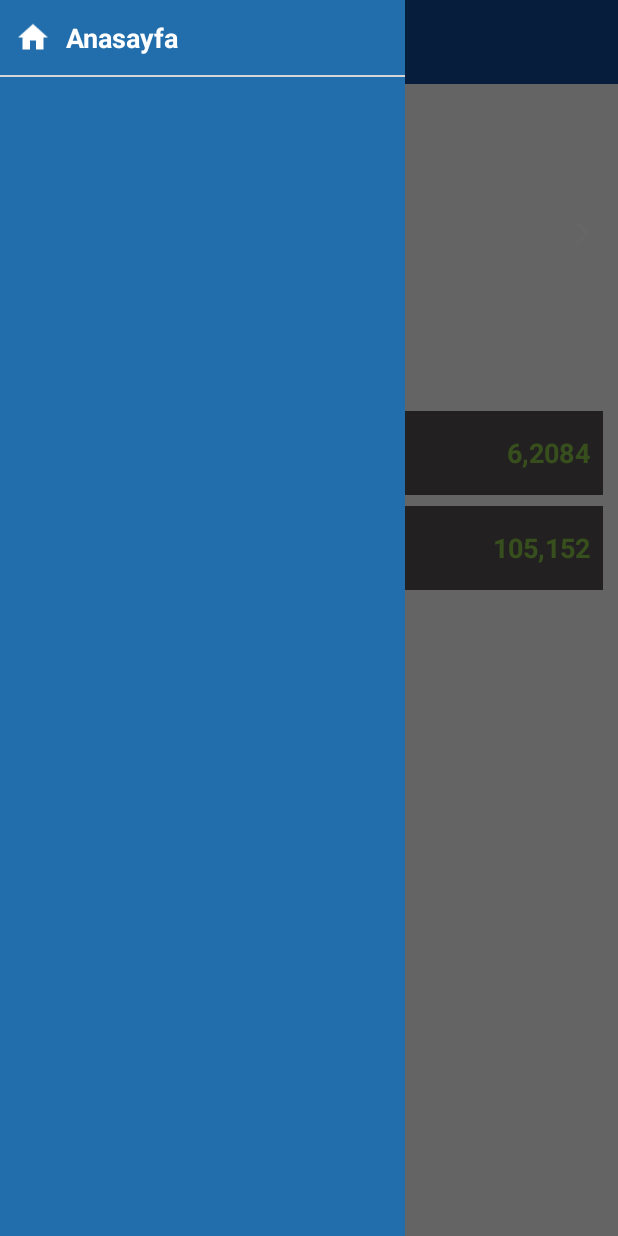
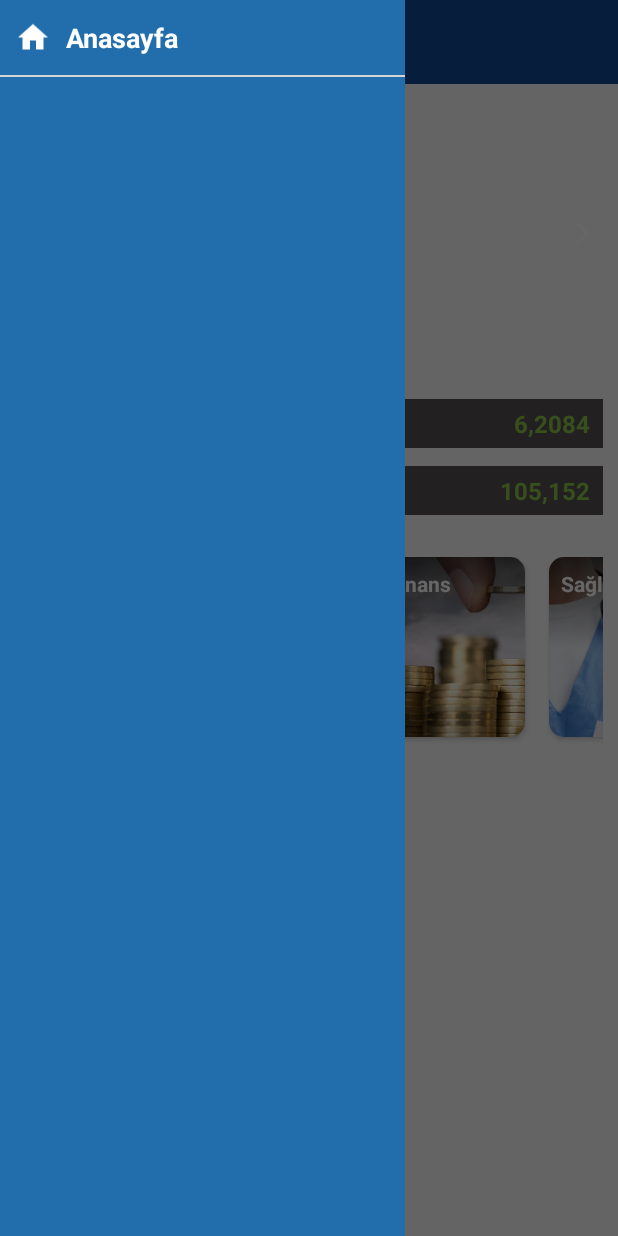
Before and after one commit to FiratGURGUR/HaberinVarmi, an Android app: the screen it shows after launch (MainActivity), with the side drawer open, on a phone screen of 412 x 824 dp. Run offline under Robolectric (Android 15) with nearby library versions, the phone set to English and light mode, and no system bars; libraries missing offline, so code that uses them is left out: com.synnapps.carouselview; plain views replace CarouselView; 6 statements that could not run were skipped.

Commit message:
Kategori için recycle dinamik yapıda menü eklendi.

```diff
--- a/app/build.gradle
+++ b/app/build.gradle
@@ -33,4 +33,6 @@ dependencies {
 
     implementation 'com.squareup.picasso:picasso:2.71828'
     implementation  'com.synnapps:carouselview:0.1.5'
+    implementation 'androidx.recyclerview:recyclerview:1.0.0'
+    implementation 'androidx.cardview:cardview:1.0.0'
 }
--- /dev/null
+++ b/app/src/main/java/com/gurgur/haberinvarmi/FragmentKategori.java
@@ -0,0 +1,56 @@
+package com.gurgur.haberinvarmi;
+
+import android.os.Bundle;
+import android.view.LayoutInflater;
+import android.view.View;
+import android.view.ViewGroup;
+
+import androidx.annotation.NonNull;
+import androidx.annotation.Nullable;
+import androidx.fragment.app.Fragment;
+import androidx.recyclerview.widget.DefaultItemAnimator;
+import androidx.recyclerview.widget.LinearLayoutManager;
+import androidx.recyclerview.widget.RecyclerView;
+
+import java.util.ArrayList;
+import java.util.List;
+
+public class FragmentKategori extends Fragment {
+
+    RecyclerView recyclerView;
+    KategoriAdapter userAdapter;
+    List<KategoriModel> userModelList;
+
+    @Nullable
+    @Override
+    public View onCreateView(@NonNull LayoutInflater inflater, @Nullable ViewGroup container, @Nullable Bundle savedInstanceState) {
+        View view = inflater.inflate(R.layout.fragment_kategori,container,false);
+
+        recyclerView = view.findViewById(R.id.recycle_kategori);
+        userModelList = new ArrayList<>();
+
+
+        userModelList.add(new KategoriModel(R.drawable.kategori_gundem,"Gündem"));
+        userModelList.add(new KategoriModel(R.drawable.kategori_spor,"Spor"));
+        userModelList.add(new KategoriModel(R.drawable.kategori_finans,"Finans"));
+        userModelList.add(new KategoriModel(R.drawable.kategori_saglik,"Sağlık"));
+        userModelList.add(new KategoriModel(R.drawable.kategori_dunya,"Dünya"));
+        userModelList.add(new KategoriModel(R.drawable.kategori_sondakika,"Son Dakika"));
+
+        userAdapter =new KategoriAdapter(userModelList,getActivity());
+
+
+        LinearLayoutManager linearLayoutManager = new LinearLayoutManager(getActivity());
+        linearLayoutManager.setOrientation(LinearLayoutManager.HORIZONTAL);
+        linearLayoutManager.scrollToPosition(0);
+        recyclerView.setLayoutManager(linearLayoutManager);
+
+        recyclerView.setHasFixedSize(true);
+        recyclerView.setAdapter(userAdapter);
+        recyclerView.setItemAnimator(new DefaultItemAnimator());
+
+
+
+        return view;
+    }
+}
--- /dev/null
+++ b/app/src/main/java/com/gurgur/haberinvarmi/KategoriAdapter.java
@@ -0,0 +1,75 @@
+package com.gurgur.haberinvarmi;
+
+import android.content.Context;
+import android.view.LayoutInflater;
+import android.view.View;
+import android.view.ViewGroup;
+import android.widget.ImageView;
+import android.widget.TextView;
+
+import androidx.annotation.NonNull;
+import androidx.recyclerview.widget.RecyclerView;
+
+import com.bumptech.glide.Glide;
+
+import java.util.List;
+
+public class KategoriAdapter  extends RecyclerView.Adapter<KategoriAdapter.ViewHolder> {
+
+    public static class ViewHolder extends RecyclerView.ViewHolder
+    {
+        public TextView kategoriadi;
+        public ImageView kategoriresmi;
+
+
+        public ViewHolder(@NonNull View itemView) {
+            super(itemView);
+            kategoriadi = itemView.findViewById(R.id.textView11);
+            kategoriresmi = itemView.findViewById(R.id.imageView3);
+
+        }
+    }
+
+    private List<KategoriModel> user_list;
+    private Context context;
+
+    KategoriAdapter(List<KategoriModel> user_list, Context context){
+        this.user_list = user_list;
+        this.context = context;
+    }
+
+    @NonNull
+    @Override
+    public KategoriAdapter.ViewHolder onCreateViewHolder(@NonNull ViewGroup parent, int viewType) {
+
+        View vr = LayoutInflater.from(parent.getContext()).inflate(R.layout.kategori_item,parent,false);
+        final  ViewHolder view_holder = new ViewHolder(vr);
+
+
+
+        return view_holder;
+    }
+
+    @Override
+    public void onBindViewHolder(@NonNull ViewHolder holder, int position) {
+
+        holder.kategoriadi.setText(user_list.get(position).getKategoriBaslik());
+
+        Glide.with(context)
+        .load(user_list.get(position).getKategoriResim())
+                .into(holder.kategoriresmi);
+
+
+
+
+    }
+
+    @Override
+    public int getItemCount() {
+        return user_list.size();
+    }
+
+
+
+
+}
--- /dev/null
+++ b/app/src/main/java/com/gurgur/haberinvarmi/KategoriModel.java
@@ -0,0 +1,29 @@
+package com.gurgur.haberinvarmi;
+
+public class KategoriModel {
+
+    private int KategoriResim;
+    private String KategoriBaslik;
+
+
+    public KategoriModel(int kategoriResim, String kategoriBaslik) {
+        KategoriResim = kategoriResim;
+        KategoriBaslik = kategoriBaslik;
+    }
+
+    public int getKategoriResim() {
+        return KategoriResim;
+    }
+
+    public void setKategoriResim(int kategoriResim) {
+        KategoriResim = kategoriResim;
+    }
+
+    public String getKategoriBaslik() {
+        return KategoriBaslik;
+    }
+
+    public void setKategoriBaslik(String kategoriBaslik) {
+        KategoriBaslik = kategoriBaslik;
+    }
+}
--- a/app/src/main/java/com/gurgur/haberinvarmi/MainActivity.java
+++ b/app/src/main/java/com/gurgur/haberinvarmi/MainActivity.java
@@ -35,6 +35,7 @@ public class MainActivity extends AppCompatActivity {
 
         loadDoviz(new Fragment_Doviz());
 
+        loadKategori(new FragmentKategori());
 
     }
 
@@ -58,4 +59,11 @@ public class MainActivity extends AppCompatActivity {
         fragmentTransaction.commit();
     }
 
+
+    public void loadKategori(Fragment fragment){
+        FragmentTransaction fragmentTransaction = getSupportFragmentManager().beginTransaction();
+        fragmentTransaction.replace(R.id.frame_kategori,fragment);
+        fragmentTransaction.commit();
+    }
+
 }
--- a/app/src/main/res/layout/activity_main.xml
+++ b/app/src/main/res/layout/activity_main.xml
@@ -54,10 +54,20 @@
             <FrameLayout
                 android:id="@+id/frame_doviz"
                 android:layout_width="match_parent"
-                android:layout_height="150dp"
+                android:layout_height="wrap_content"
                 app:layout_constraintEnd_toEndOf="parent"
                 app:layout_constraintStart_toStartOf="parent"
                 app:layout_constraintTop_toBottomOf="@+id/frame_main">
+
+            </FrameLayout>
+
+            <FrameLayout
+                android:id="@+id/frame_kategori"
+                android:layout_width="match_parent"
+                android:layout_height="wrap_content"
+                app:layout_constraintEnd_toEndOf="parent"
+                app:layout_constraintStart_toStartOf="parent"
+                app:layout_constraintTop_toBottomOf="@+id/frame_doviz">
 
             </FrameLayout>
 
--- a/app/src/main/res/layout/fragment_doviz.xml
+++ b/app/src/main/res/layout/fragment_doviz.xml
@@ -8,9 +8,9 @@
     <LinearLayout
         android:id="@+id/linearLayout2"
         android:layout_width="0dp"
-        android:layout_height="60dp"
+        android:layout_height="wrap_content"
         android:layout_marginStart="8dp"
-        android:layout_marginTop="16dp"
+        android:layout_marginTop="8dp"
         android:layout_marginEnd="8dp"
         android:gravity="center"
         android:orientation="horizontal"
@@ -35,7 +35,7 @@
                 android:paddingLeft="5dp"
                 android:text="DOLAR"
                 android:textColor="#FFF"
-                android:textSize="16sp"
+                android:textSize="14sp"
                 android:textStyle="bold" />
 
             <TextView
@@ -47,7 +47,7 @@
                 android:paddingRight="3dp"
                 android:text="5,6730"
                 android:textColor="#8BC34A"
-                android:textSize="18sp"
+                android:textSize="16sp"
                 android:textStyle="bold" />
         </LinearLayout>
 
@@ -69,7 +69,7 @@
                 android:paddingLeft="5dp"
                 android:text="EURO"
                 android:textColor="#FFF"
-                android:textSize="16sp"
+                android:textSize="14sp"
                 android:textStyle="bold" />
 
             <TextView
@@ -81,14 +81,14 @@
                 android:paddingRight="3dp"
                 android:text="6,2084"
                 android:textColor="#8BC34A"
-                android:textSize="18sp"
+                android:textSize="16sp"
                 android:textStyle="bold" />
         </LinearLayout>
     </LinearLayout>
 
     <LinearLayout
         android:layout_width="match_parent"
-        android:layout_height="60dp"
+        android:layout_height="wrap_content"
         android:layout_marginStart="8dp"
         android:layout_marginTop="8dp"
         android:layout_marginEnd="8dp"
@@ -118,7 +118,7 @@
                 android:paddingLeft="5dp"
                 android:text="ALTIN"
                 android:textColor="#FFF"
-                android:textSize="16sp"
+                android:textSize="14sp"
                 android:textStyle="bold" />
 
             <TextView
@@ -130,7 +130,7 @@
                 android:paddingRight="3dp"
                 android:text="273,07"
                 android:textColor="#FF5722"
-                android:textSize="18sp"
+                android:textSize="16sp"
                 android:textStyle="bold" />
         </LinearLayout>
 
@@ -152,7 +152,7 @@
                 android:paddingLeft="5dp"
                 android:text="BIST"
                 android:textColor="#FFF"
-                android:textSize="16sp"
+                android:textSize="14sp"
                 android:textStyle="bold" />
 
             <TextView
@@ -164,7 +164,7 @@
                 android:paddingRight="3dp"
                 android:text="105,152"
                 android:textColor="#8BC34A"
-                android:textSize="18sp"
+                android:textSize="16sp"
                 android:textStyle="bold" />
         </LinearLayout>
     </LinearLayout>
--- /dev/null
+++ b/app/src/main/res/layout/fragment_kategori.xml
@@ -0,0 +1,17 @@
+<?xml version="1.0" encoding="utf-8"?>
+<androidx.constraintlayout.widget.ConstraintLayout xmlns:android="http://schemas.android.com/apk/res/android"
+    xmlns:app="http://schemas.android.com/apk/res-auto"
+    xmlns:tools="http://schemas.android.com/tools"
+    android:layout_width="match_parent"
+    android:layout_height="wrap_content"
+    android:layout_margin="10dp">
+
+    <androidx.recyclerview.widget.RecyclerView
+        android:id="@+id/recycle_kategori"
+        android:layout_width="match_parent"
+        android:layout_height="wrap_content"
+        app:layout_constraintBottom_toBottomOf="parent"
+        app:layout_constraintEnd_toEndOf="parent"
+        app:layout_constraintStart_toStartOf="parent"
+        app:layout_constraintTop_toTopOf="parent" />
+</androidx.constraintlayout.widget.ConstraintLayout>
--- /dev/null
+++ b/app/src/main/res/layout/kategori_item.xml
@@ -0,0 +1,50 @@
+<?xml version="1.0" encoding="utf-8"?>
+<androidx.constraintlayout.widget.ConstraintLayout xmlns:android="http://schemas.android.com/apk/res/android"
+    xmlns:app="http://schemas.android.com/apk/res-auto"
+    xmlns:tools="http://schemas.android.com/tools"
+    android:layout_width="wrap_content"
+    android:layout_height="wrap_content"
+    android:orientation="vertical">
+
+    <androidx.cardview.widget.CardView
+        android:layout_width="100dp"
+        android:layout_height="120dp"
+        android:layout_marginStart="8dp"
+        android:layout_marginEnd="8dp"
+        android:layout_marginBottom="5dp"
+        app:cardCornerRadius="10dp"
+        app:layout_constraintBottom_toBottomOf="parent"
+        app:layout_constraintEnd_toEndOf="parent"
+        app:layout_constraintStart_toStartOf="parent"
+        app:layout_constraintTop_toTopOf="parent">
+
+        <androidx.constraintlayout.widget.ConstraintLayout
+            android:layout_width="match_parent"
+            android:layout_height="match_parent">
+
+            <ImageView
+                android:id="@+id/imageView3"
+                android:layout_width="0dp"
+                android:layout_height="0dp"
+                android:foreground="@drawable/slider_shadow"
+                android:scaleType="fitXY"
+                app:layout_constraintBottom_toBottomOf="parent"
+                app:layout_constraintEnd_toEndOf="parent"
+                app:layout_constraintStart_toStartOf="parent"
+                app:layout_constraintTop_toTopOf="parent"
+                tools:srcCompat="@tools:sample/avatars" />
+
+            <TextView
+                android:id="@+id/textView11"
+                android:layout_width="wrap_content"
+                android:layout_height="wrap_content"
+                android:layout_marginStart="8dp"
+                android:layout_marginTop="8dp"
+                android:text="TextView"
+                android:textColor="#fff"
+                android:textStyle="bold"
+                app:layout_constraintStart_toStartOf="parent"
+                app:layout_constraintTop_toTopOf="@+id/imageView3" />
+        </androidx.constraintlayout.widget.ConstraintLayout>
+    </androidx.cardview.widget.CardView>
+</androidx.constraintlayout.widget.ConstraintLayout>
```
Also changed, not shown: app/src/main/res/drawable/kategori_dunya.png (added), app/src/main/res/drawable/kategori_finans.png (added), app/src/main/res/drawable/kategori_gundem.png (added), app/src/main/res/drawable/kategori_saglik.png (added), app/src/main/res/drawable/kategori_sondakika.png (added), app/src/main/res/drawable/kategori_spor.png (added).
